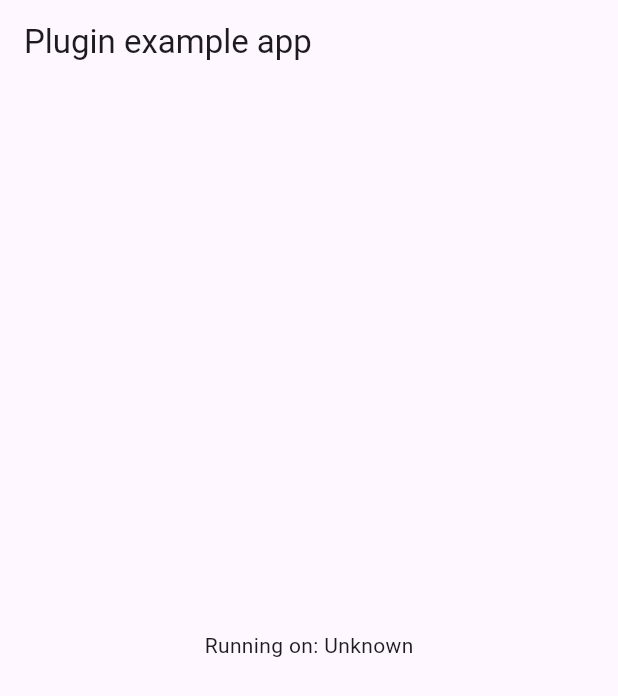
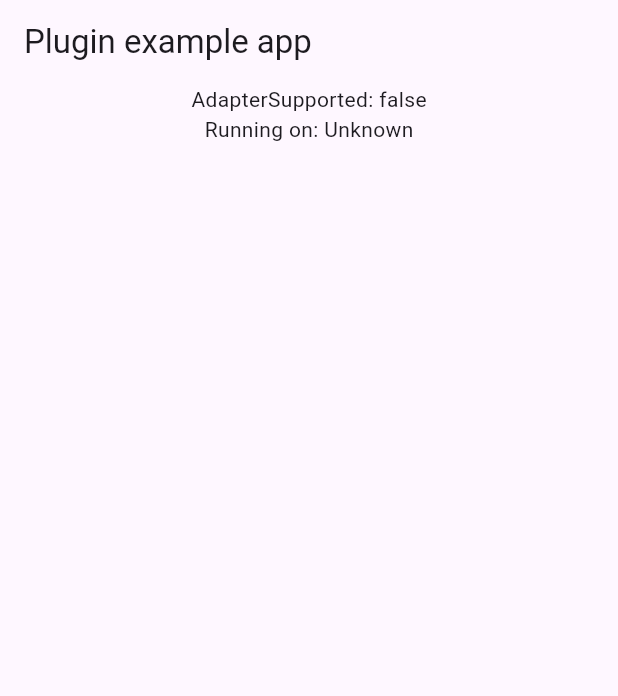
Before and after one commit to GiovanniRaseraF/flutter_blue_plus_linux, a Flutter app: the screen it shows after launch, on a phone screen of 412 x 824 dp. Shown: the top 696 px of the screen. Run offline on Flutter 3.47's test engine with Material 3 defaults, Android fonts, the phone set to English and light mode, and no system bars; our stand-ins replace plugin_platform_interface.

Commit message:
invoke: can invoke methods

```diff
--- a/flutter_blue_plus/example/lib/main.dart
+++ b/flutter_blue_plus/example/lib/main.dart
@@ -17,6 +17,8 @@ class MyApp extends StatefulWidget {
 
 class _MyAppState extends State<MyApp> {
   String _platformVersion = 'Unknown';
+  bool _adapterSupported = false;
+
   final _flutterBluePlusPlugin = FlutterBluePlus();
 
   @override
@@ -28,11 +30,13 @@ class _MyAppState extends State<MyApp> {
   // Platform messages are asynchronous, so we initialize in an async method.
   Future<void> initPlatformState() async {
     String platformVersion;
+    bool adapterSupported = false;
     // Platform messages may fail, so we use a try/catch PlatformException.
     // We also handle the message potentially returning null.
     try {
       platformVersion =
           await FlutterBluePlus.getPlatformVersion();
+      adapterSupported = await FlutterBluePlus.isSupported;
     } on PlatformException {
       platformVersion = 'Failed to get platform version.';
     }
@@ -44,6 +48,7 @@ class _MyAppState extends State<MyApp> {
 
     setState(() {
       _platformVersion = platformVersion;
+      _adapterSupported = adapterSupported;
     });
   }
 
@@ -54,8 +59,13 @@ class _MyAppState extends State<MyApp> {
         appBar: AppBar(
           title: const Text('Plugin example app'),
         ),
-        body: Center(
-          child: Text('Running on: $_platformVersion\n'),
+        body: Column(
+          children: [
+            Text("AdapterSupported: ${_adapterSupported}"),
+            Center(
+              child: Text('Running on: $_platformVersion\n'),
+            ),
+          ],
         ),
       ),
     );
```
Also changed, not shown: 3 other files.
